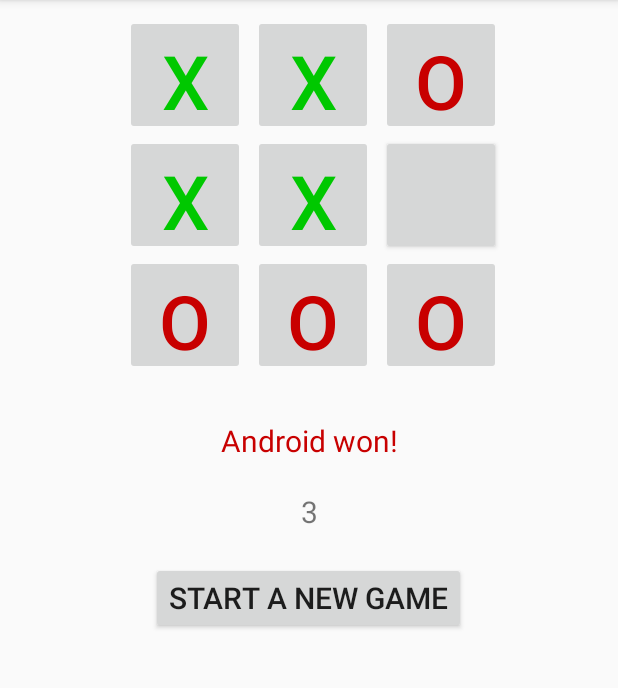
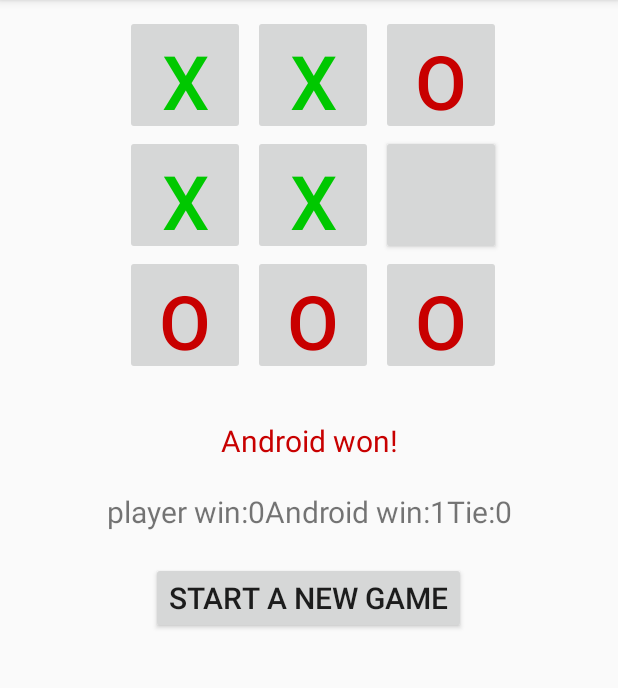
Before and after one commit to git-malu/TicTacToe, an Android app: the screen it shows after launch (MainActivity), after a tap on an icon or button, on a phone screen of 412 x 824 dp, the part 84-772 px from its top. Run offline under Robolectric (Android 15) with nearby library versions, the light colour scheme and no system bars; 3 other taps on this screen came first.

Commit message:
one more bug,"you first not right",function implemented:turn counter (alternatively),score recorder

```diff
--- a/app/src/main/java/com/example/tictactoe/MainActivity.java
+++ b/app/src/main/java/com/example/tictactoe/MainActivity.java
@@ -42,12 +42,13 @@ public class MainActivity extends ActionBarActivity {
         mInfoTextView = (TextView) findViewById(R.id.information);
         mScore = (TextView) findViewById(R.id.score);
 
-        startNewGame();//new game, set onClickListeners
+
 
         //set the board in both classes.
-        if(savedInstanceState != null){
+        if(TicTacToeGame.mTurnCounter!=0){
             Log.d("saved?", "yes");
-            TicTacToeGame.mGameOver = savedInstanceState.getBoolean("GameOver",true);
+            setListeners();
+//            TicTacToeGame.mGameOver = savedInstanceState.getBoolean("GameOver",true);
             Character s;
             for (Integer i=0;i<9;i++){
                 s = TicTacToeGame.mBoard[i];
@@ -71,42 +72,57 @@ public class MainActivity extends ActionBarActivity {
 //            mBoardButtons[i].setEnabled(savedInstanceState.getBoolean(i.toString()+"b"));//getSaved Button state
             }
             infoDisplay(TicTacToeGame.sWin);
-            mScore.setText(TicTacToeGame.sWin.toString());
         }
         else {
+            startNewGame();//new game, set onClickListeners
             Log.d("saved?","no");
         }
     }
-
-    @Override
-    protected void onSaveInstanceState(Bundle outState) {
-        super.onSaveInstanceState(outState);
-//        for(Integer i=0;i<9;i++){
-//            outState.putCharSequence(i.toString(),mBoardButtons[i].getText());
-//            outState.putBoolean(i.toString()+"b",mBoardButtons[i].isEnabled());
-//        }
-//        outState.putCharSequence("info",mInfoTextView.getText());
-        outState.putBoolean("GameOver",TicTacToeGame.mGameOver);
-    }
+//
+//    @Override
+//    protected void onSaveInstanceState(Bundle outState) {
+//        super.onSaveInstanceState(outState);
+////        for(Integer i=0;i<9;i++){
+////            outState.putCharSequence(i.toString(),mBoardButtons[i].getText());
+////            outState.putBoolean(i.toString()+"b",mBoardButtons[i].isEnabled());
+////        }
+////        outState.putCharSequence("info",mInfoTextView.getText());
+//        outState.putBoolean("GameOver",TicTacToeGame.mGameOver);
+//    }
 
     //    @Override
 //    public void onSaveInstanceState(Bundle outState, PersistableBundle outPersistentState) {
 //        super.onSaveInstanceState(outState, outPersistentState);
 //
 //    }
-    private void startNewGame() {
-        TicTacToeGame.mGameOver = false;
-//        TicTacToeGame.clearBoard();
-//---Reset all buttons
+    private void setListeners(){
         for (int i = 0; i < mBoardButtons.length; i++) {
             mBoardButtons[i].setText("");
             mBoardButtons[i].setEnabled(true);
             mBoardButtons[i].setOnClickListener(new ButtonClickListener(i));//set up the listeners.
         }
+    }
+    private void startNewGame() {
+        TicTacToeGame.mGameOver = false;
+//        TicTacToeGame.clearBoard();
+//---Reset all buttons
+        setListeners();
+        TicTacToeGame.mTurnCounter++;
+        if(TicTacToeGame.mTurnCounter%2==0){
+            TicTacToeGame.clearBoard();
+            int move = TicTacToeGame.getComputerMove();
+            setMove(TicTacToeGame.COMPUTER_PLAYER, move);//set android move
+            mInfoTextView.setText(getString(R.string.its_your_turn_x));
+        }else{
+            TicTacToeGame.clearBoard();
+        }
 //---TextView-Human goes first
         mInfoTextView.setText(getString(R.string.you_go_first));
+        mScore.setText("player win:"+TicTacToeGame.mPlayerWon.toString()
+                +"Android win:"+TicTacToeGame.mAndroidWon.toString()
+                +"Tie:"+TicTacToeGame.mTie.toString());
     }
-
+//
     private void infoDisplay(int winner){
         if (winner == 0) {
             mInfoTextView.setTextColor(Color.rgb(0, 0, 0));
@@ -114,16 +130,19 @@ public class MainActivity extends ActionBarActivity {
         } else if (winner == 1) {
             mInfoTextView.setTextColor(Color.rgb(0, 0, 200));
             mInfoTextView.setText(getString(R.string.its_a_tie));
-            TicTacToeGame.mGameOver = true;
+//            TicTacToeGame.mGameOver = true;
         } else if (winner == 2) {
             mInfoTextView.setTextColor(Color.rgb(0, 200, 0));
             mInfoTextView.setText(getString(R.string.you_won));
-            TicTacToeGame.mGameOver = true;
+//            TicTacToeGame.mGameOver = true;
         } else {
             mInfoTextView.setTextColor(Color.rgb(200, 0, 0));
             mInfoTextView.setText(getString(R.string.android_won));
-            TicTacToeGame.mGameOver = true;
+//            TicTacToeGame.mGameOver = true;
         }
+        mScore.setText("player win:"+TicTacToeGame.mPlayerWon.toString()
+                +"Android win:"+TicTacToeGame.mAndroidWon.toString()
+                +"Tie:"+TicTacToeGame.mTie.toString());
     }
     //---Handles clicks on the game board buttons
     private class ButtonClickListener implements View.OnClickListener {
@@ -138,6 +157,7 @@ public class MainActivity extends ActionBarActivity {
                     //player move
                     TicTacToeGame.setMove(TicTacToeGame.HUMAN_PLAYER, location);
                     setMove(TicTacToeGame.HUMAN_PLAYER, location);//X,2
+
                     //--- If no winner yet, let the computer make a move
                     int winner = TicTacToeGame.checkForWinner();
                     //android move
@@ -148,10 +168,30 @@ public class MainActivity extends ActionBarActivity {
                         winner = TicTacToeGame.checkForWinner();
                     }
                     //after android move
-                    infoDisplay(winner);
+                    if (winner == 0) {
+                        mInfoTextView.setTextColor(Color.rgb(0, 0, 0));
+                        mInfoTextView.setText(getString(R.string.its_your_turn_x));
+                    } else if (winner == 1) {
+                        mInfoTextView.setTextColor(Color.rgb(0, 0, 200));
+                        mInfoTextView.setText(getString(R.string.its_a_tie));
+                        TicTacToeGame.mGameOver = true;
+                        TicTacToeGame.mTie++;
+                    } else if (winner == 2) {
+                        mInfoTextView.setTextColor(Color.rgb(0, 200, 0));
+                        mInfoTextView.setText(getString(R.string.you_won));
+                        TicTacToeGame.mGameOver = true;
+                        TicTacToeGame.mPlayerWon++;
+                    } else {
+                        mInfoTextView.setTextColor(Color.rgb(200, 0, 0));
+                        mInfoTextView.setText(getString(R.string.android_won));
+                        TicTacToeGame.mGameOver = true;
+                        TicTacToeGame.mAndroidWon++;
+                    }
                 }
             }
-            mScore.setText(TicTacToeGame.sWin.toString());
+            mScore.setText("player win:"+TicTacToeGame.mPlayerWon.toString()
+                    +"Android win:"+TicTacToeGame.mAndroidWon.toString()
+                    +"Tie:"+TicTacToeGame.mTie.toString());
         }
     }
 
@@ -174,7 +214,7 @@ public class MainActivity extends ActionBarActivity {
     //--- OnClickListener for Restart a New Game Button
     public void newGame(View v) {
         startNewGame();
-        TicTacToeGame.clearBoard();
+
     }
 
     @Override
--- a/app/src/main/java/com/example/tictactoe/TicTacToeGame.java
+++ b/app/src/main/java/com/example/tictactoe/TicTacToeGame.java
@@ -16,6 +16,8 @@ public class TicTacToeGame {
     public static Integer sWin = 0;// Set to 1-tie, 2-human win, or 3-android win
     public static Boolean mGameOver = true;
     private static Random mRand = new Random();
+    static Integer mPlayerWon=0,mAndroidWon=0,mTie=0;
+    static Integer mTurnCounter = 0;
 
     public TicTacToeGame() {
         //use singleton instead
```
Also changed, not shown: app/src/main/res/layout-port/activity_main.xml (renamed from app/src/main/res/layout/activity_main.xml).
